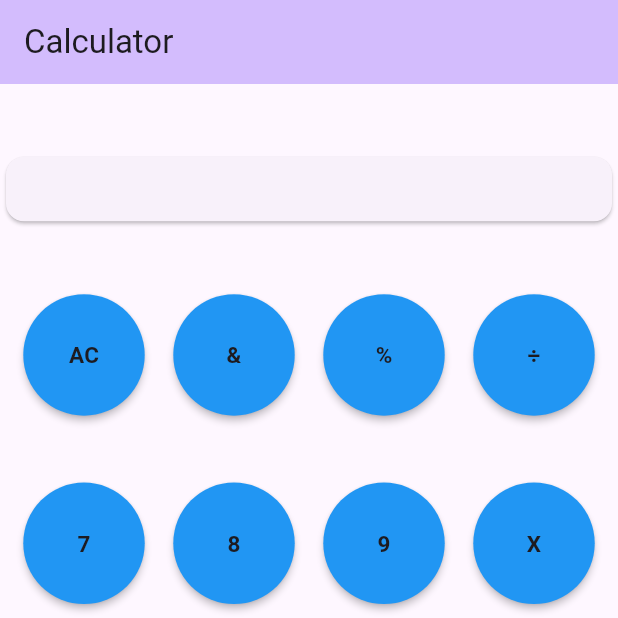
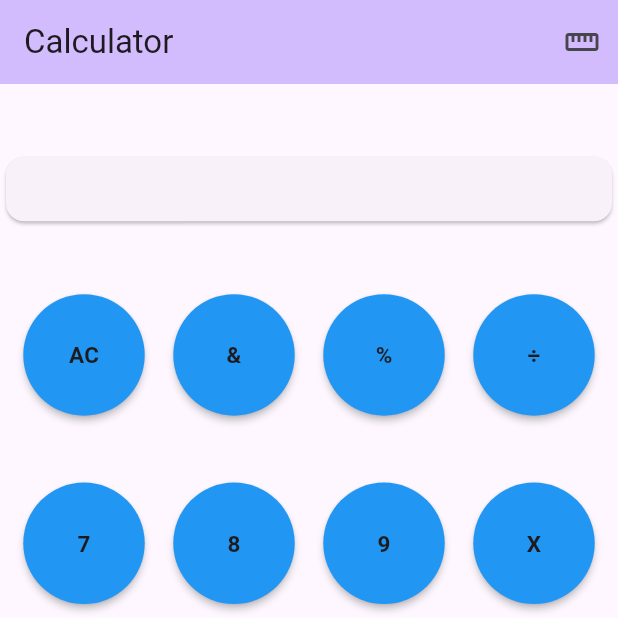
Before and after one commit to MatejMecka/EEK-Flutter-Calculator-HW, a Flutter app: the screen it shows after launch, on a phone screen of 412 x 824 dp, the top half of it. Run offline on Flutter 3.47's test engine with Material 3 defaults, Android fonts, the phone set to English and light mode, and no system bars; missing offline and left inert: expressions.

Commit message:
Add KM/Miles screen
delete print and comment

```diff
--- a/lib/main.dart
+++ b/lib/main.dart
@@ -1,4 +1,5 @@
 import 'package:calculator/screens/Calculator.dart';
+import 'package:calculator/screens/Converter.dart';
 import 'package:flutter/material.dart';
 
 void main() {
@@ -16,8 +17,12 @@ class MyApp extends StatelessWidget {
         colorScheme: ColorScheme.fromSeed(seedColor: Colors.deepPurple),
         useMaterial3: true,
       ),
-      home: const MyHomePage(title: 'Calculator'),
       debugShowCheckedModeBanner: false,
+      initialRoute: '/',
+      routes : {
+        '/': (context) =>  const MyHomePage(title: 'Calculator'),
+        '/convert': (context) => Converter(),
+      }
     );
   }
 }
--- a/lib/screens/Calculator.dart
+++ b/lib/screens/Calculator.dart
@@ -31,6 +31,15 @@ class _MyHomePageState extends State<MyHomePage> {
       appBar: AppBar(
         backgroundColor: Theme.of(context).colorScheme!.inversePrimary,
         title: Text(widget.title),
+        actions: [
+          IconButton(
+            onPressed: () {
+              Navigator.pushNamed(context, '/convert');
+            },
+            icon: const Icon(Icons.straighten),
+            tooltip: "Convert from Miles to Kilometers",
+            )
+        ],
       ),
       body: Column(
         mainAxisAlignment: MainAxisAlignment.spaceEvenly,
```
Also changed, not shown: lib/screens/Converter.dart (added, +78 -0 lines).
